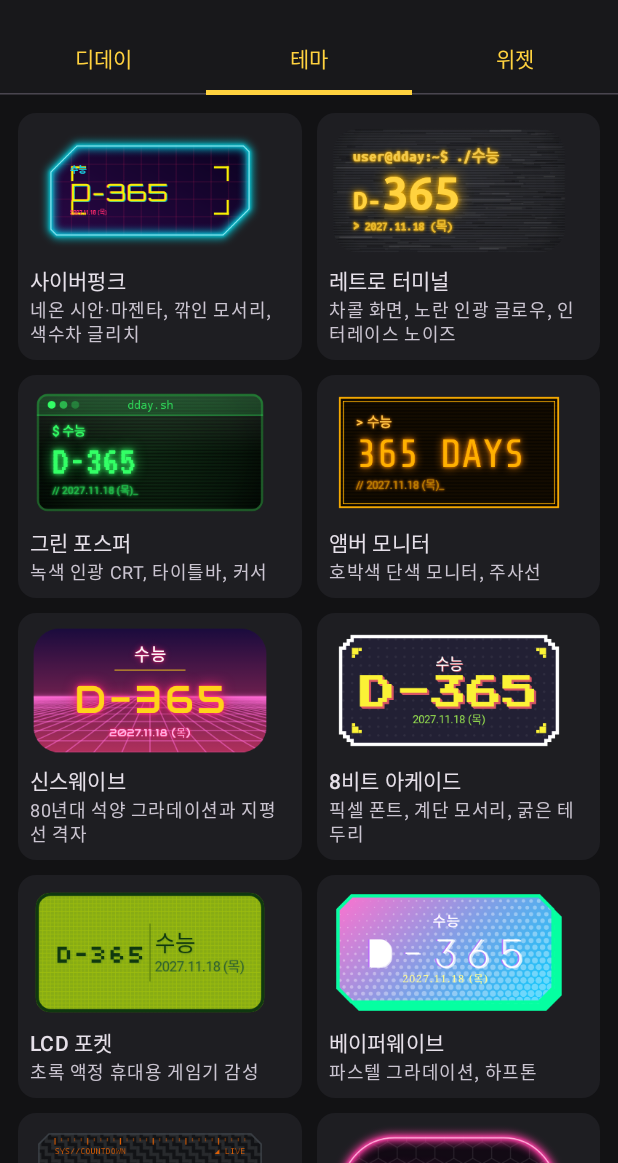
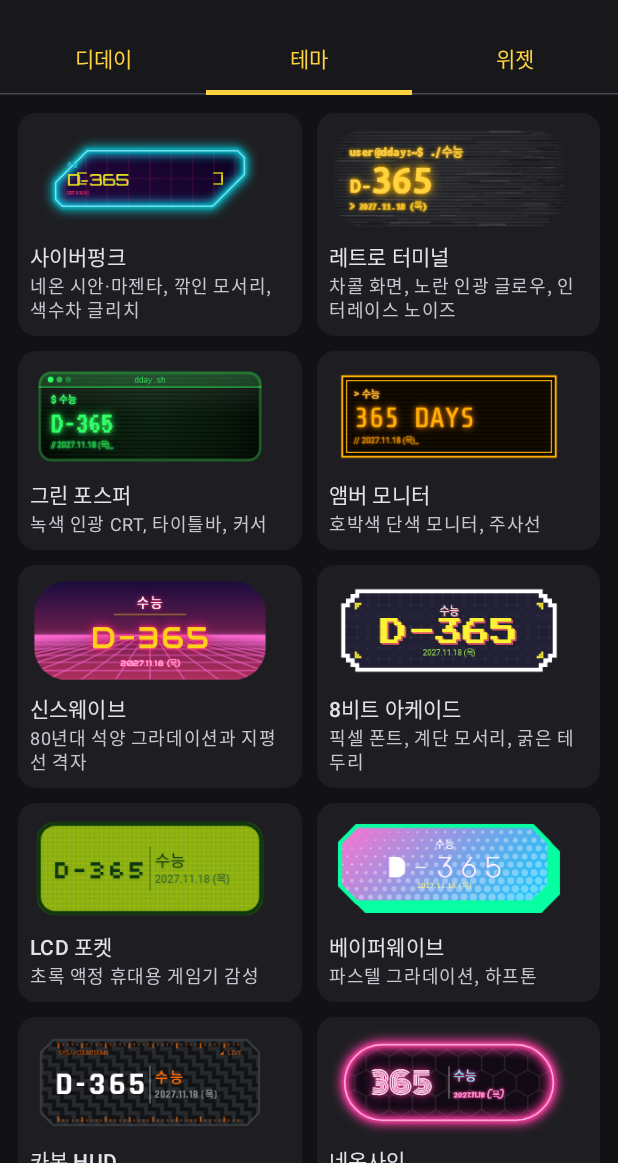
Before and after one commit to kdh1207-star/Claude-, an Android app built with Jetpack Compose: the screen it shows after launch (MainActivity), tab 2 chosen, on a phone screen of 412 x 824 dp, the part 73-1236 px from its top. Run offline under Robolectric (Android 15) with nearby library versions, the phone set to English and light mode, and no system bars; Roboto replaces fonts that are not available here.

Commit message:
Design for a 2x1 default widget
Default/target size back to 2x1. Padding and decoration sizes now scale with
the widget's short side (110dp reference) so compact widgets keep room for
large text. Editor and gallery previews default to 2x1 proportions.

Co-Authored-By: Claude Opus 5.5 <noreply@anthropic.com>
Claude-Session: https://claude.ai/code/session_013xMzMwP831rwZibZhXteHa

```diff
--- a/app/src/main/java/com/ddayforge/widget/render/WidgetRenderer.kt
+++ b/app/src/main/java/com/ddayforge/widget/render/WidgetRenderer.kt
@@ -137,6 +137,13 @@ class WidgetRenderer(context: Context) {
             } else r
         }
         val radius = min(s.cornerRadius * d, min(bounds.width(), bounds.height()) / 2f)
+
+        /**
+         * 작은 위젯(예: 2x1)에서는 여백·장식이 고정 dp면 글자 들어갈 자리가 없어진다.
+         * 짧은 변 110dp를 기준으로 여백과 장식 크기를 함께 줄인다.
+         */
+        val compact = (min(bounds.width(), bounds.height()) / d / 110f).coerceIn(0.45f, 1f)
+        val dk = d * compact
         val shapePath = shapePath(bounds, radius)
 
         fun draw() {
@@ -571,13 +578,13 @@ class WidgetRenderer(context: Context) {
         // ---------------- 장식 ----------------
         /** 장식을 그리고, 텍스트가 들어갈 영역을 돌려준다. */
         fun drawDecorationAndGetContentRect(): RectF {
-            val pad = s.padding * d + bw
+            val pad = s.padding * dk + bw
             val area = if (s.shape == WidgetShape.CIRCLE) {
                 val k = bounds.width() * (1f - 1f / sqrt(2f)) / 2f
                 RectF(bounds).apply { inset(k, k) }
             } else RectF(bounds)
             if (s.shape == WidgetShape.TICKET) {
-                val nr = min(bounds.height() * 0.13f, max(radius * 0.7f, 6f * d))
+                val nr = min(bounds.height() * 0.13f, max(radius * 0.7f, 6f * dk))
                 area.inset(nr * 0.6f, 0f)
             }
             val content = RectF(area).apply { inset(pad, pad) }
@@ -587,14 +594,14 @@ class WidgetRenderer(context: Context) {
                 Decoration.NONE -> Unit
                 Decoration.CORNER_BRACKETS -> {
                     p.style = Paint.Style.STROKE
-                    p.strokeWidth = 2f * d
+                    p.strokeWidth = 2f * dk
                     p.strokeCap = Paint.Cap.SQUARE
                     val cut = when (s.shape) {
                         WidgetShape.CHAMFER, WidgetShape.ASYM_CUT -> radius * 0.75f
                         WidgetShape.ROUNDED, WidgetShape.PILL -> radius * 0.35f
                         else -> 0f
                     }
-                    val ins = bw + 5f * d + cut
+                    val ins = bw + 5f * dk + cut
                     val l = min(bounds.width(), bounds.height()) * 0.14f
                     val r = RectF(bounds).apply { inset(ins, ins) }
                     c.drawLine(r.left, r.top, r.left + l, r.top, p); c.drawLine(r.left, r.top, r.left, r.top + l, p)
@@ -603,7 +610,7 @@ class WidgetRenderer(context: Context) {
                     c.drawLine(r.right, r.bottom, r.right - l, r.bottom, p); c.drawLine(r.right, r.bottom, r.right, r.bottom - l, p)
                 }
                 Decoration.TERMINAL_BAR -> {
-                    val barH = min(20f * d, bounds.height() * 0.22f)
+                    val barH = min(20f * dk, bounds.height() * 0.22f)
                     val save = c.save()
                     c.clipPath(shapePath)
                     p.color = mulAlpha(dc, 0.16f)
@@ -613,7 +620,7 @@ class WidgetRenderer(context: Context) {
                     c.restoreToCount(save)
                     val cy = bounds.top + barH / 2
                     val r = barH * 0.18f
-                    var x = bounds.left + bw + max(radius * 0.5f, 8f * d) + r
+                    var x = bounds.left + bw + max(radius * 0.5f, 8f * dk) + r
                     for (a in floatArrayOf(1f, 0.6f, 0.3f)) {
                         p.color = mulAlpha(dc, a); c.drawCircle(x, cy, r, p); x += r * 3f
                     }
@@ -622,49 +629,49 @@ class WidgetRenderer(context: Context) {
                         textAlign = Paint.Align.CENTER
                     }
                     c.drawText("dday.sh", bounds.centerX(), cy - (tp.ascent() + tp.descent()) / 2, tp)
-                    content.top = max(content.top, bounds.top + barH + s.padding * d * 0.6f)
+                    content.top = max(content.top, bounds.top + barH + s.padding * dk * 0.6f)
                 }
                 Decoration.HUD -> {
                     p.strokeWidth = max(1f, d)
-                    val ins = bw + 4f * d + if (s.shape == WidgetShape.CHAMFER || s.shape == WidgetShape.ASYM_CUT) radius else radius * 0.4f
-                    val step = 6f * d
+                    val ins = bw + 4f * dk + if (s.shape == WidgetShape.CHAMFER || s.shape == WidgetShape.ASYM_CUT) radius else radius * 0.4f
+                    val step = 6f * dk
                     var x = bounds.left + ins
                     var i = 0
                     while (x < bounds.right - ins) {
-                        val len = if (i % 5 == 0) 6f * d else 3f * d
+                        val len = if (i % 5 == 0) 6f * dk else 3f * dk
                         p.color = mulAlpha(dc, if (i % 5 == 0) 0.9f else 0.45f)
-                        c.drawLine(x, bounds.top + bw + 3f * d, x, bounds.top + bw + 3f * d + len, p)
-                        c.drawLine(x, bounds.bottom - bw - 3f * d, x, bounds.bottom - bw - 3f * d - len, p)
+                        c.drawLine(x, bounds.top + bw + 3f * dk, x, bounds.top + bw + 3f * dk + len, p)
+                        c.drawLine(x, bounds.bottom - bw - 3f * dk, x, bounds.bottom - bw - 3f * dk - len, p)
                         x += step; i++
                     }
                     val tp = Paint(Paint.ANTI_ALIAS_FLAG).apply {
-                        typeface = Typeface.MONOSPACE; textSize = 7.5f * d; color = mulAlpha(dc, 0.85f)
+                        typeface = Typeface.MONOSPACE; textSize = 7.5f * dk; color = mulAlpha(dc, 0.85f)
                     }
-                    val ty = bounds.top + bw + 18f * d
+                    val ty = bounds.top + bw + 18f * dk
                     c.drawText("SYS//COUNTDOWN", bounds.left + ins, ty, tp)
                     tp.textAlign = Paint.Align.RIGHT
                     c.drawText("◢ LIVE", bounds.right - ins, ty, tp)
-                    content.top = max(content.top, ty + 4f * d)
-                    content.bottom = min(content.bottom, bounds.bottom - bw - 12f * d)
+                    content.top = max(content.top, ty + 4f * dk)
+                    content.bottom = min(content.bottom, bounds.bottom - bw - 12f * dk)
                 }
                 Decoration.TAPE -> {
                     val tw = bounds.width() * 0.32f
-                    val th = 16f * d
+                    val th = 16f * dk
                     val save = c.save()
                     c.rotate(-4f, bounds.centerX(), bounds.top)
                     p.color = dc
-                    c.drawRect(bounds.centerX() - tw / 2, bounds.top - th / 2 + 1f * d, bounds.centerX() + tw / 2, bounds.top + th / 2 + 1f * d, p)
+                    c.drawRect(bounds.centerX() - tw / 2, bounds.top - th / 2 + 1f * dk, bounds.centerX() + tw / 2, bounds.top + th / 2 + 1f * dk, p)
                     p.color = Color.argb(30, 255, 255, 255)
                     var x = bounds.centerX() - tw / 2
                     while (x < bounds.centerX() + tw / 2) {
-                        c.drawRect(x, bounds.top - th / 2 + 1f * d, x + 2f * d, bounds.top + th / 2 + 1f * d, p); x += 6f * d
+                        c.drawRect(x, bounds.top - th / 2 + 1f * dk, x + 2f * dk, bounds.top + th / 2 + 1f * dk, p); x += 6f * dk
                     }
                     c.restoreToCount(save)
-                    content.top = max(content.top, bounds.top + th / 2 + 4f * d)
+                    content.top = max(content.top, bounds.top + th / 2 + 4f * dk)
                 }
                 Decoration.PIXEL_CORNERS -> {
-                    val px = 3f * d
-                    val ins = bw + 4f * d + if (s.shape == WidgetShape.PIXEL) radius * 0.4f else 0f
+                    val px = 3f * dk
+                    val ins = bw + 4f * dk + if (s.shape == WidgetShape.PIXEL) radius * 0.4f else 0f
                     fun corner(x: Float, y: Float, sx: Int, sy: Int) {
                         val cells = listOf(0 to 0, 1 to 0, 2 to 0, 0 to 1, 0 to 2, 1 to 1)
                         for ((cx, cy) in cells) {
@@ -679,15 +686,15 @@ class WidgetRenderer(context: Context) {
                     corner(bounds.right - ins, bounds.bottom - ins, -1, -1)
                 }
                 Decoration.SIDE_STRIPE -> {
-                    val sw = 7f * d
+                    val sw = 7f * dk
                     val save = c.save()
                     c.clipPath(shapePath)
                     c.drawRect(bounds.left, bounds.top, bounds.left + sw, bounds.bottom, p)
                     c.restoreToCount(save)
-                    content.left = max(content.left, bounds.left + sw + s.padding * d * 0.8f)
+                    content.left = max(content.left, bounds.left + sw + s.padding * dk * 0.8f)
                 }
                 Decoration.WARNING_STRIPES -> {
-                    val bandH = min(9f * d, bounds.height() * 0.12f)
+                    val bandH = min(9f * dk, bounds.height() * 0.12f)
                     val save = c.save()
                     c.clipPath(shapePath)
                     for (top in floatArrayOf(bounds.top, bounds.bottom - bandH)) {
@@ -709,8 +716,8 @@ class WidgetRenderer(context: Context) {
                         c.restoreToCount(s2)
                     }
                     c.restoreToCount(save)
-                    content.top = max(content.top, bounds.top + bandH + s.padding * d * 0.5f)
-                    content.bottom = min(content.bottom, bounds.bottom - bandH - s.padding * d * 0.5f)
+                    content.top = max(content.top, bounds.top + bandH + s.padding * dk * 0.5f)
+                    content.bottom = min(content.bottom, bounds.bottom - bandH - s.padding * dk * 0.5f)
                 }
             }
             return content
--- a/app/src/main/java/com/ddayforge/widget/ui/MainActivity.kt
+++ b/app/src/main/java/com/ddayforge/widget/ui/MainActivity.kt
@@ -166,7 +166,7 @@ private fun ThemeGalleryTab(presets: List<Theme>, custom: List<Theme>, sample: D
             Card(colors = CardDefaults.cardColors(containerColor = MaterialTheme.colorScheme.surfaceContainer)) {
                 Column(Modifier.padding(8.dp)) {
                     val content = remember(sample, t.style.countFormat) { WidgetContent.of(sample, t.style) }
-                    WidgetPreview(t.style, content, 220f, 120f, displayWidth = 160.dp)
+                    WidgetPreview(t.style, content, 180f, 80f, displayWidth = 160.dp)
                     Row(verticalAlignment = Alignment.CenterVertically) {
                         Column(Modifier.weight(1f).padding(top = 6.dp)) {
                             Text(t.name, style = MaterialTheme.typography.titleSmall)
--- a/app/src/main/java/com/ddayforge/widget/widget/DDayWidgetProvider.kt
+++ b/app/src/main/java/com/ddayforge/widget/widget/DDayWidgetProvider.kt
@@ -84,7 +84,7 @@ class DDayWidgetProvider : AppWidgetProvider() {
                 val sizes = o.getParcelableArrayList<SizeF>(AppWidgetManager.OPTION_APPWIDGET_SIZES)
                 sizes?.firstOrNull()?.let { w = it.width; h = it.height }
             }
-            if (w <= 0f || h <= 0f) { w = 250f; h = 120f }
+            if (w <= 0f || h <= 0f) { w = 180f; h = 80f }
             return w to h
         }
 
```
Also changed, not shown: app/src/main/java/com/ddayforge/widget/ui/StyleEditor.kt (+6 -5 lines), app/src/main/res/xml/dday_widget_info.xml (+4 -4 lines).
